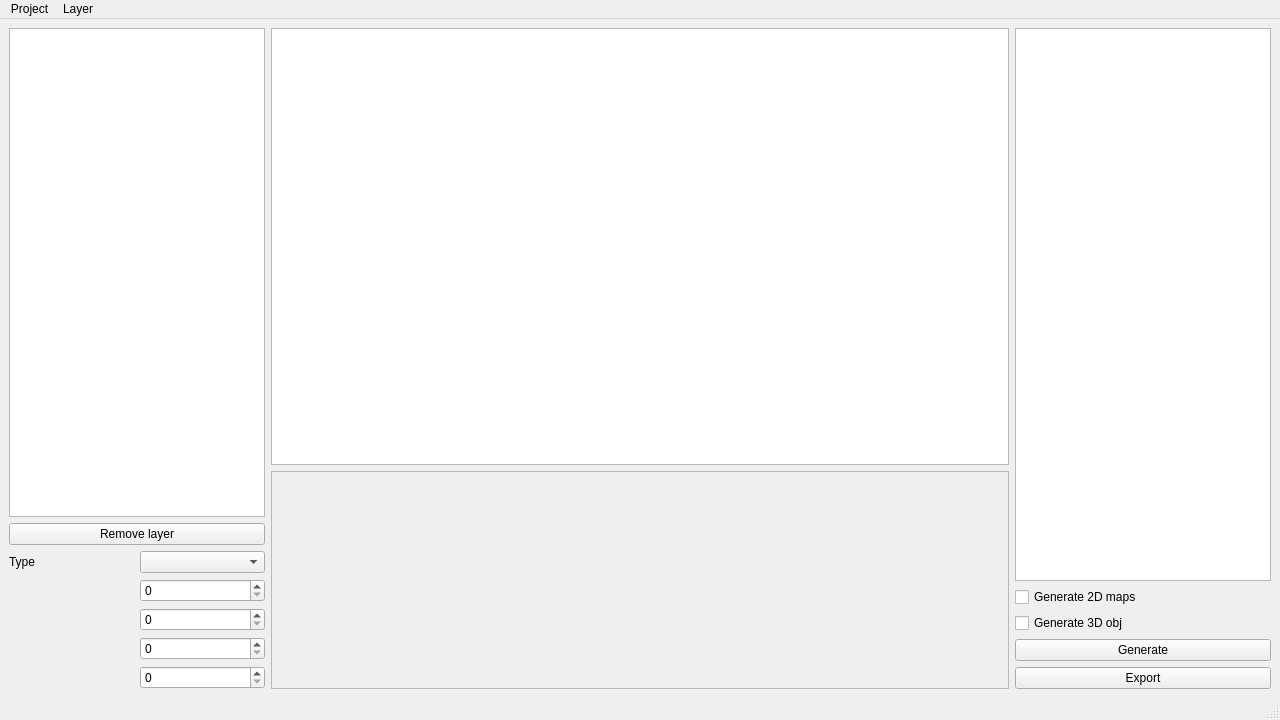
Before: the Qt Designer form mainform.ui in YTTM/SceneFromGIS, drawn with Qt 5.
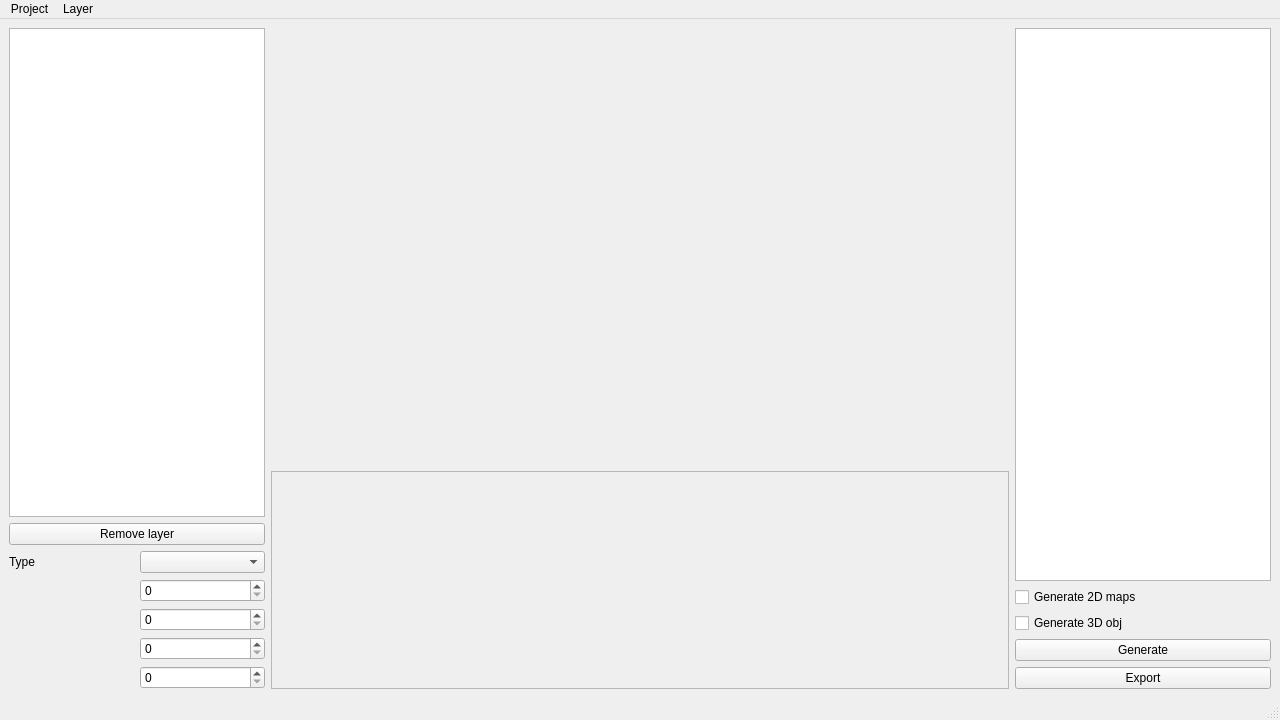
After: the same form once the commit is applied.

Commit message: update gui to show raster

Patch:
```diff
--- a/mainform.ui
+++ b/mainform.ui
@@ -51,13 +51,16 @@
      </layout>
     </item>
     <item row="0" column="1">
-     <widget class="QGraphicsView" name="graphicsView_2d">
+     <widget class="QLabel" name="graphicsView_2d">
       <property name="sizePolicy">
        <sizepolicy hsizetype="Expanding" vsizetype="Expanding">
         <horstretch>2</horstretch>
         <verstretch>2</verstretch>
        </sizepolicy>
       </property>
+      <property name="alignment">
+       <set>Qt::AlignCenter</set>
+      </property>
      </widget>
     </item>
     <item row="1" column="1">
```
The commit also changes 2 other files.
